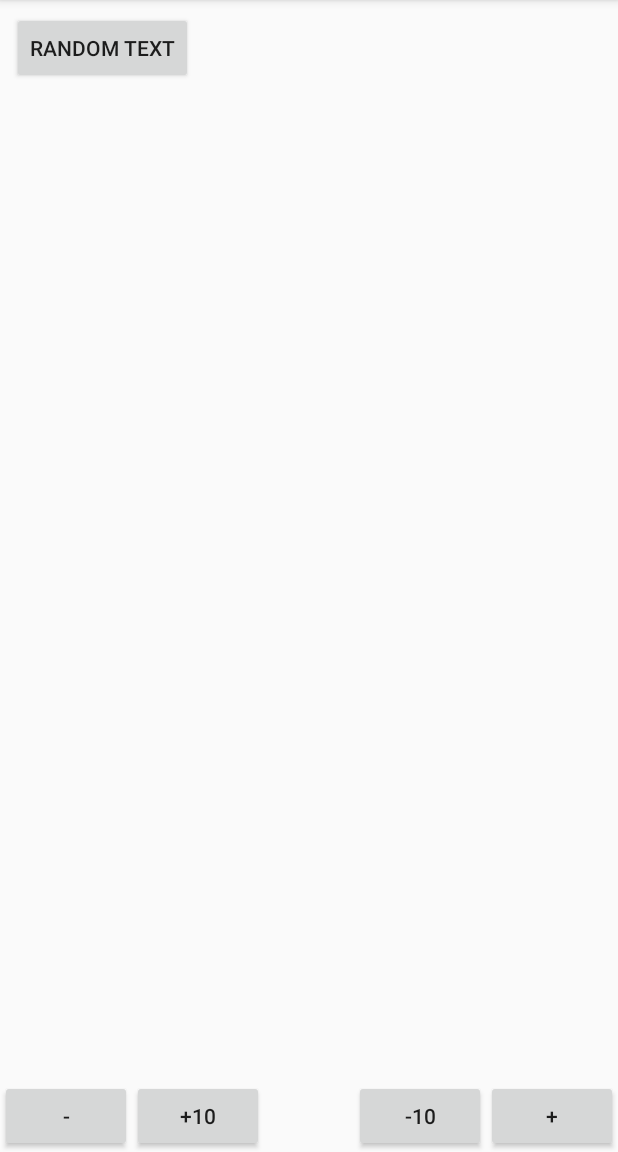
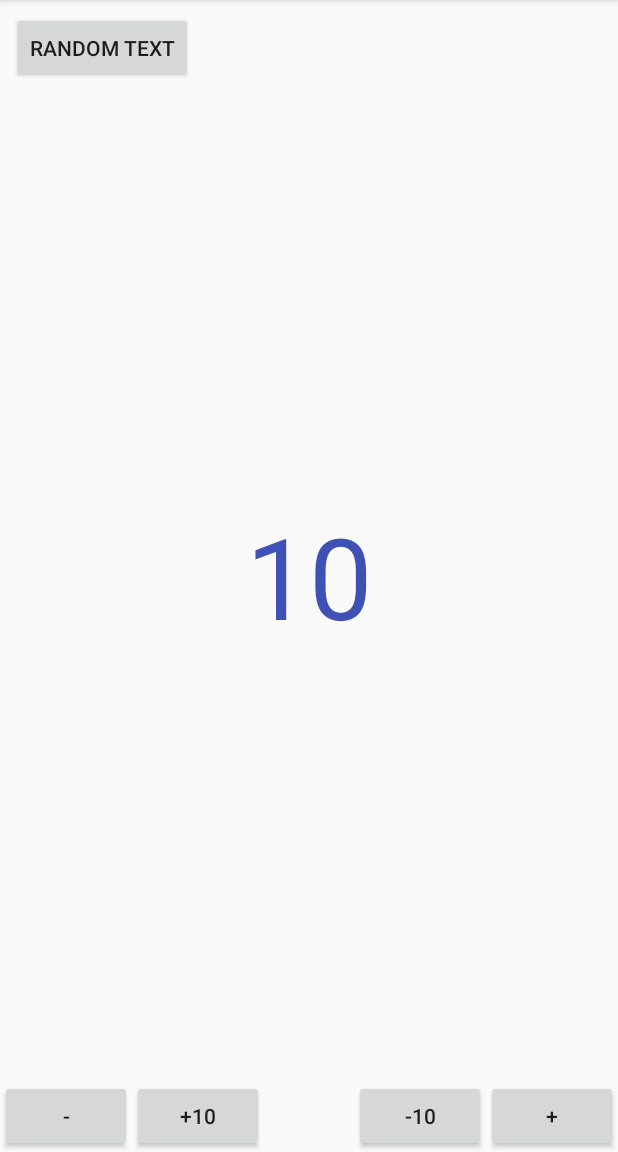
Before and after one commit to danielceinos/FSAnimatedTextView, an Android app: the screen it shows after launch (MainActivity), after a tap on "+10", on a phone screen of 412 x 824 dp, the part 84-1236 px from its top. Run offline under Robolectric (Android 15) with nearby library versions, the phone set to English and light mode, and no system bars.

```diff
--- a/animatedtextview/src/main/java/com/fireshield/animatedtextview/FSAnimatedTV.kt
+++ b/animatedtextview/src/main/java/com/fireshield/animatedtextview/FSAnimatedTV.kt
@@ -3,9 +3,7 @@ package com.fireshield.animatedtextview
 import android.content.Context
 import android.graphics.Color
 import android.util.AttributeSet
-import android.view.animation.AccelerateDecelerateInterpolator
-import android.view.animation.Animation
-import android.view.animation.AnimationUtils
+import android.view.animation.*
 import android.widget.FrameLayout
 import android.widget.TextView
 
@@ -15,21 +13,28 @@ import android.widget.TextView
  */
 class FSAnimatedTV(context: Context?, attrs: AttributeSet?) : FrameLayout(context, attrs) {
 
-  var value: Int = 0
-  var outAnim: Animation
-  var inAnim: Animation
+  enum class DIRECTION { UPWARDS, DOWNWARDS }
 
-  fun initialize(context: Context) {
+  private var value: Int = 0
+  private var outAnim: Animation
+  private var inAnim: Animation
+  val duration: Long
+  var outInterpolator: Interpolator = AccelerateDecelerateInterpolator()
+  var inInterpolator: Interpolator = AccelerateDecelerateInterpolator()
+
+  private fun initialize(context: Context) {
     inflate(context, R.layout.animated_tv, this)
   }
 
   init {
     initialize(context!!)
-    outAnim = AnimationUtils.loadAnimation(this.context, R.anim.trans_out)
-    inAnim = AnimationUtils.loadAnimation(this.context, R.anim.trans_in)
+    outAnim = AnimationUtils.loadAnimation(this.context, R.anim.trans_out_up)
+    inAnim = AnimationUtils.loadAnimation(this.context, R.anim.trans_in_up)
+
     val ta = context.obtainStyledAttributes(attrs, R.styleable.FSAnimatedTV, 0, 0)
-    val dimension = ta.getDimension(R.styleable.FSAnimatedTV_textSize,40F)
+    val dimension = ta.getDimension(R.styleable.FSAnimatedTV_textSize, 40F)
     val color = ta.getColor(R.styleable.FSAnimatedTV_textColor, Color.BLACK)
+    duration = ta.getInt(R.styleable.FSAnimatedTV_duration, 300).toLong()
 
     val text = findViewById<TextView>(R.id.fs_number)
     text.textSize = dimension
@@ -39,42 +44,36 @@ class FSAnimatedTV(context: Context?, attrs: AttributeSet?) : FrameLayout(contex
   }
 
   fun setNum(num: Int) {
+    if (num > value) {
+      animate(num.toString(), DIRECTION.UPWARDS)
+    } else {
+      animate(num.toString(), DIRECTION.DOWNWARDS)
+    }
+    value = num
+  }
+
+  fun setText(newText: String) {
+    animate(newText, DIRECTION.UPWARDS)
+  }
+
+  private fun animate(newText: String, direction: DIRECTION) {
     outAnim.cancel()
     inAnim.cancel()
 
-    if (num > value) {
-      outAnim = AnimationUtils.loadAnimation(this.context, R.anim.trans_out)
-      inAnim = AnimationUtils.loadAnimation(this.context, R.anim.trans_in)
-    } else {
-      outAnim = AnimationUtils.loadAnimation(this.context, R.anim.trans_out_inv)
-      inAnim = AnimationUtils.loadAnimation(this.context, R.anim.trans_in_inv)
+    when (direction) {
+      FSAnimatedTV.DIRECTION.UPWARDS -> {
+        outAnim = AnimationUtils.loadAnimation(this.context, R.anim.trans_out_up)
+        inAnim = AnimationUtils.loadAnimation(this.context, R.anim.trans_in_up)
+      }
+      FSAnimatedTV.DIRECTION.DOWNWARDS -> {
+        outAnim = AnimationUtils.loadAnimation(this.context, R.anim.trans_out_down)
+        inAnim = AnimationUtils.loadAnimation(this.context, R.anim.trans_in_down)
+      }
     }
-
-    outAnim.interpolator = AccelerateDecelerateInterpolator()
-    inAnim.interpolator = AccelerateDecelerateInterpolator()
-
-    value = num
-    val text = findViewById<TextView>(R.id.fs_number)
-    outAnim.setAnimationListener(object : Animation.AnimationListener {
-      override fun onAnimationStart(arg0: Animation) {}
-      override fun onAnimationRepeat(arg0: Animation) {}
-      override fun onAnimationEnd(arg0: Animation) {
-        text.text = num.toString()
-        text.startAnimation(inAnim)
-      }
-    })
-    text.startAnimation(outAnim)
-  }
-
-  fun setText(newText: String) {
-    outAnim.cancel()
-    inAnim.cancel()
-
-    outAnim = AnimationUtils.loadAnimation(this.context, R.anim.trans_out)
-    inAnim = AnimationUtils.loadAnimation(this.context, R.anim.trans_in)
-
-    outAnim.interpolator = AccelerateDecelerateInterpolator()
-    inAnim.interpolator = AccelerateDecelerateInterpolator()
+    outAnim.duration = duration
+    inAnim.duration = duration
+    outAnim.interpolator = outInterpolator
+    inAnim.interpolator = inInterpolator
 
     val text = findViewById<TextView>(R.id.fs_number)
     outAnim.setAnimationListener(object : Animation.AnimationListener {
--- a/animatedtextview/src/main/res/values/attrs.xml
+++ b/animatedtextview/src/main/res/values/attrs.xml
@@ -3,5 +3,6 @@
   <declare-styleable name="FSAnimatedTV">
     <attr name="textSize" format="dimension"/>
     <attr name="textColor" format="color"/>
+    <attr name="duration" format="integer"/>
   </declare-styleable>
 </resources>
--- a/app/src/main/java/com/fireshield/fsanimatedtextview/MainActivity.kt
+++ b/app/src/main/java/com/fireshield/fsanimatedtextview/MainActivity.kt
@@ -2,6 +2,7 @@ package com.fireshield.fsanimatedtextview
 
 import android.os.Bundle
 import android.support.v7.app.AppCompatActivity
+import android.view.animation.BounceInterpolator
 import android.widget.Button
 import com.fireshield.animatedtextview.FSAnimatedTV
 import java.util.*
--- a/app/src/main/res/layout/activity_main.xml
+++ b/app/src/main/res/layout/activity_main.xml
@@ -18,6 +18,7 @@
       app:layout_constraintTop_toTopOf="parent"
       app:textSize="50sp"
       app:textColor="@color/colorPrimary"
+      app:duration="250"
       />
 
   <Button
```
Also changed, not shown: animatedtextview/src/main/res/anim/trans_in_down.xml (renamed from animatedtextview/src/main/res/anim/trans_in_inv.xml), animatedtextview/src/main/res/anim/trans_in_up.xml (renamed from animatedtextview/src/main/res/anim/trans_in.xml), animatedtextview/src/main/res/anim/trans_out_down.xml (renamed from animatedtextview/src/main/res/anim/trans_out_inv.xml), animatedtextview/src/main/res/anim/trans_out_up.xml (renamed from animatedtextview/src/main/res/anim/trans_out.xml).
